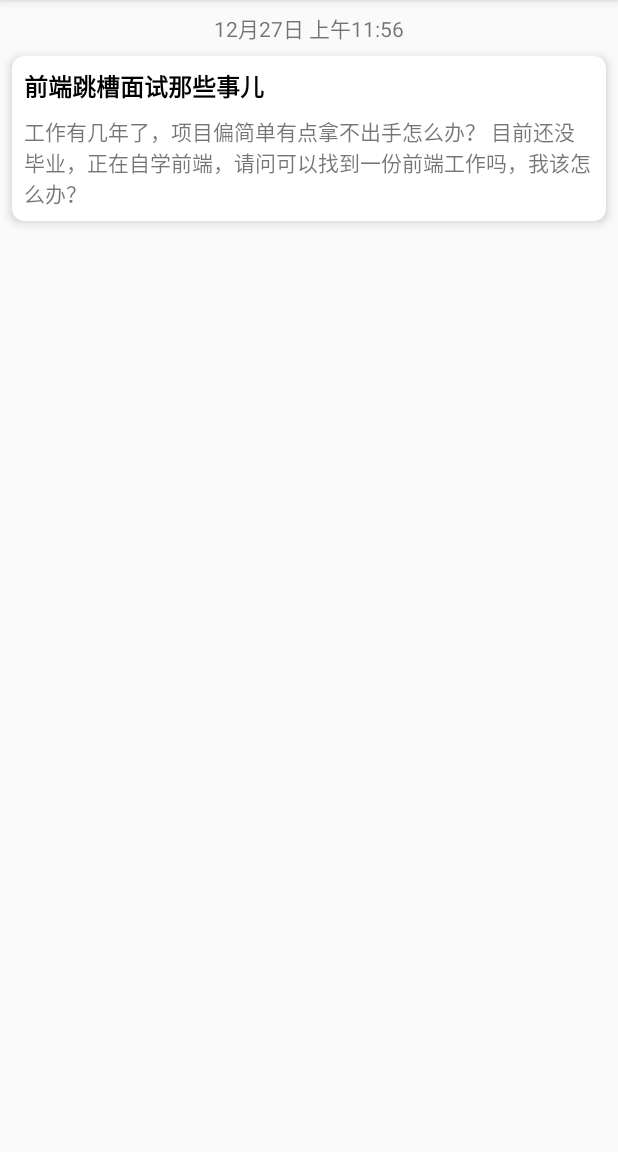
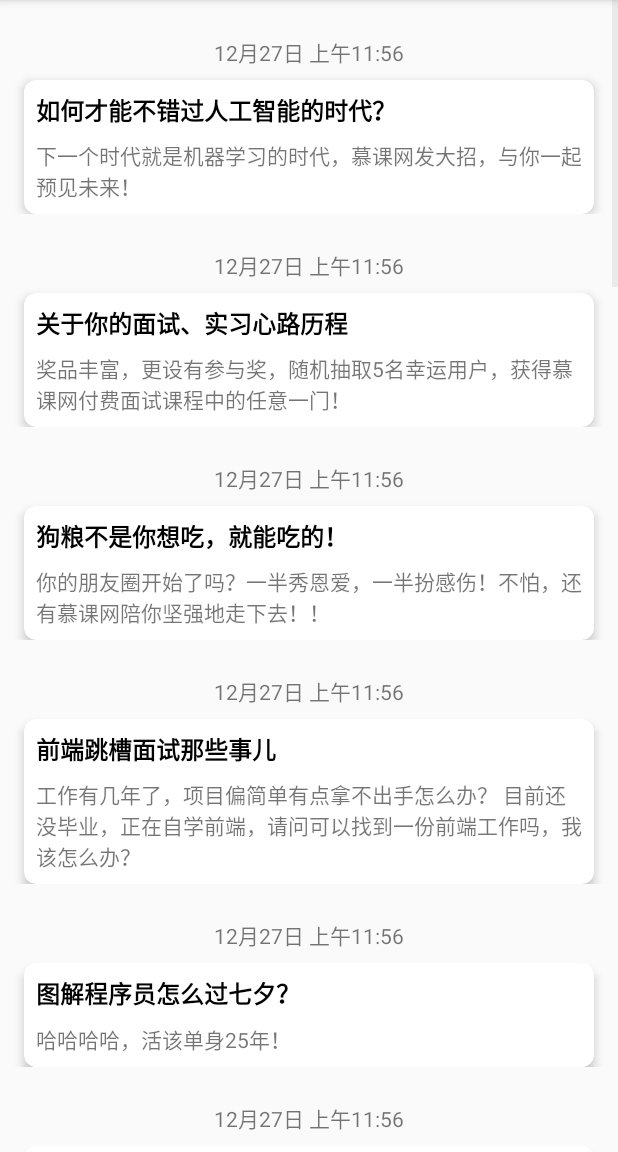
Before and after one commit to cnmozzie/QPush-android-client, an Android app: the DialogActivity screen opened directly, with no data from a screen before it, on a phone screen of 412 x 824 dp, the part 84-1236 px from its top. Run offline under Robolectric (Android 15) with nearby library versions, the light colour scheme and no system bars.

Commit message:
Add message list

```diff
--- a/app/src/main/java/halfdayman/qpush/DialogActivity.java
+++ b/app/src/main/java/halfdayman/qpush/DialogActivity.java
@@ -5,8 +5,16 @@ import androidx.appcompat.widget.Toolbar;
 
 import android.os.Bundle;
 import android.view.View;
+import android.widget.ListView;
+
+import java.util.ArrayList;
+import java.util.List;
 
 public class DialogActivity extends AppCompatActivity {
+
+    private ListView mMsgList;
+    private List<Message> mDatas = new ArrayList<>();
+    private MessageAdapter mAdapter;
 
     @Override
     protected void onCreate(Bundle savedInstanceState) {
@@ -22,5 +30,47 @@ public class DialogActivity extends AppCompatActivity {
                 finish();
             }
         });
+
+
+        initMessages();
+        mAdapter=new MessageAdapter(this,mDatas);
+
+        mMsgList = findViewById(R.id.message_list);
+        mMsgList.setAdapter(mAdapter);
+    }
+
+    // 初始化数据
+    private void initMessages() {
+        for(int i=0;i<5;i++){
+            Message message = new Message(1+i*5,
+                    "12月27日 上午11:56",
+                    "如何才能不错过人工智能的时代？",
+                    "下一个时代就是机器学习的时代，慕课网发大招，与你一起预见未来！");
+            mDatas.add(message);
+
+            message = new Message(2+i*5,
+                    "12月27日 上午11:56",
+                    "关于你的面试、实习心路历程",
+                    "奖品丰富，更设有参与奖，随机抽取5名幸运用户，获得慕课网付费面试课程中的任意一门！");
+            mDatas.add(message);
+
+            message = new Message(3+i*5,
+                    "12月27日 上午11:56",
+                    "狗粮不是你想吃，就能吃的！",
+                    "你的朋友圈开始了吗？一半秀恩爱，一半扮感伤！不怕，还有慕课网陪你坚强地走下去！！");
+            mDatas.add(message);
+
+            message = new Message(4+i*5,
+                    "12月27日 上午11:56",
+                    "前端跳槽面试那些事儿",
+                    "工作有几年了，项目偏简单有点拿不出手怎么办？ 目前还没毕业，正在自学前端，请问可以找到一份前端工作吗，我该怎么办？");
+            mDatas.add(message);
+
+            message = new Message(5+i*5,
+                    "12月27日 上午11:56",
+                    "图解程序员怎么过七夕？",
+                    "哈哈哈哈，活该单身25年！");
+            mDatas.add(message);
+        }
     }
 }
--- a/app/src/main/java/halfdayman/qpush/DialogAdapter.java
+++ b/app/src/main/java/halfdayman/qpush/DialogAdapter.java
@@ -15,10 +15,10 @@ import java.util.List;
  */
 public class DialogAdapter extends ArrayAdapter<Dialog> {
 
-    int resourceId=R.layout.list_item;
+    int resourceId=R.layout.dialog_item;
 
     public DialogAdapter(List<Dialog> datas, Context mContext) {
-        super(mContext, R.layout.list_item, datas);
+        super(mContext, R.layout.dialog_item, datas);
     }
 
     // convertView 参数用于将之前加载好的布局进行缓存
--- a/app/src/main/java/halfdayman/qpush/MainActivity.java
+++ b/app/src/main/java/halfdayman/qpush/MainActivity.java
@@ -34,7 +34,7 @@ public class MainActivity extends AppCompatActivity {
         DialogAdapter adapter=new DialogAdapter(dialogList,MainActivity.this);
 
         // 将适配器上的数据传递给listView
-        ListView listView=findViewById(R.id.dialog_list);
+        ListView listView=findViewById(R.id.message_list);
         listView.setAdapter(adapter);
 
         // 为ListView注册一个监听器，当用户点击了ListView中的任何一个子项时，就会回调onItemClick()方法
--- /dev/null
+++ b/app/src/main/java/halfdayman/qpush/Message.java
@@ -0,0 +1,50 @@
+package halfdayman.qpush;
+
+public class Message {
+
+    private int id;//在整个布局里算第几个Message
+    private String time;//标题
+    private String title;//标题
+    private String  content;//内容
+
+    //有参构造函数
+    public Message(int id, String time, String title, String content) {
+        this.id = id;
+        this.time = time;
+        this.title = title;
+        this.content = content;
+    }
+
+    //Getter and Setter
+    public int getId() {
+        return id;
+    }
+
+    public void setId(int id) {
+        this.id = id;
+    }
+
+    public String getTime() {
+        return time;
+    }
+
+    public void setTime(String title) {
+        this.title = time;
+    }
+
+    public String getTitle() {
+        return title;
+    }
+
+    public void setTitle(String title) {
+        this.title = title;
+    }
+
+    public String getContent() {
+        return content;
+    }
+
+    public void setContent(String content) {
+        this.content = content;
+    }
+}
--- /dev/null
+++ b/app/src/main/java/halfdayman/qpush/MessageAdapter.java
@@ -0,0 +1,83 @@
+package halfdayman.qpush;
+
+import android.content.Context;
+import android.view.LayoutInflater;
+import android.view.View;
+import android.view.ViewGroup;
+import android.widget.BaseAdapter;
+import android.widget.TextView;
+
+import java.util.List;
+
+public class MessageAdapter extends BaseAdapter {
+
+    private LayoutInflater mInflater;
+    private List<Message> mDatas;
+
+    /**
+     * 构造方法
+     */
+    public MessageAdapter(Context context, List<Message> datas) {
+        mInflater = LayoutInflater.from(context);
+        mDatas = datas;
+    }
+
+
+    @Override
+    public int getCount() {
+        return mDatas.size();
+    }
+
+    @Override
+    public Object getItem(int position) {
+        return mDatas.get(position);
+    }
+
+    @Override
+    public long getItemId(int position) {
+        return position;
+    }
+
+    @Override
+    public View getView(int position, View convertView, ViewGroup parent) {
+
+        ViewHolder viewHolder = null;
+
+        if (convertView == null){
+            convertView=mInflater.inflate(R.layout.message_item,parent,false);
+            viewHolder=new ViewHolder();
+
+            /**
+             * 获取子布局中三个控件：ImageView TextView TextView
+             */
+            viewHolder.mTvTime=convertView.findViewById(R.id.date_time);
+            viewHolder.mTvTitle=convertView.findViewById(R.id.textview_title);
+            viewHolder.mTvContent=convertView.findViewById(R.id.textview_content);
+
+            convertView.setTag(viewHolder);
+        }
+
+        else {
+
+            viewHolder= (ViewHolder) convertView.getTag();
+        }
+
+        Message message=mDatas.get(position);
+        viewHolder.mTvTime.setText(message.getTime());
+        viewHolder.mTvTitle.setText(message.getTitle());
+        viewHolder.mTvContent.setText(message.getContent());
+
+        return convertView;
+    }
+
+    /**
+     * 内部类：可省去findViewById的时间
+     */
+    public static class ViewHolder {
+
+        TextView mTvTime;
+        TextView mTvTitle;
+        TextView mTvContent;
+
+    }
+}
--- a/app/src/main/res/layout/activity_dialog.xml
+++ b/app/src/main/res/layout/activity_dialog.xml
@@ -18,59 +18,13 @@
         app:layout_constraintTop_toTopOf="parent"
         app:title="QPush"/>
 
-    <TextView
-        android:id="@+id/textView"
-        android:layout_width="wrap_content"
+    <ListView
+        android:id="@+id/message_list"
+        android:layout_width="match_parent"
         android:layout_height="wrap_content"
-        android:layout_marginStart="8dp"
-        android:layout_marginLeft="8dp"
-        android:layout_marginTop="8dp"
-        android:layout_marginEnd="8dp"
-        android:layout_marginRight="8dp"
-        android:text="12月27日 上午11:56"
+        android:divider="#00000000"
         app:layout_constraintEnd_toEndOf="parent"
         app:layout_constraintStart_toStartOf="parent"
-        app:layout_constraintTop_toBottomOf="@+id/my_toolbar" />
-
-    <androidx.cardview.widget.CardView
-        android:layout_width="match_parent"
-        android:layout_height="wrap_content"
-        android:layout_marginStart="8dp"
-        android:layout_marginLeft="8dp"
-        android:layout_marginTop="8dp"
-        android:layout_marginEnd="8dp"
-        android:layout_marginRight="8dp"
-        app:cardCornerRadius="8dp"
-        app:cardElevation="4dp"
-        app:layout_constraintEnd_toEndOf="parent"
-        app:layout_constraintStart_toStartOf="parent"
-        app:layout_constraintTop_toBottomOf="@+id/textView">
-
-        <LinearLayout
-            android:layout_width="match_parent"
-            android:layout_height="wrap_content"
-            android:orientation="vertical">
-
-            <TextView
-                android:id="@+id/textview_title"
-                android:layout_width="match_parent"
-                android:layout_height="wrap_content"
-                android:layout_margin="8dp"
-                android:text="前端跳槽面试那些事儿"
-                android:textColor="#000000"
-                android:textSize="16sp"
-                android:textStyle="bold" />
-
-            <TextView
-                android:layout_width="match_parent"
-                android:layout_height="wrap_content"
-                android:layout_marginLeft="8dp"
-                android:layout_marginRight="8dp"
-                android:layout_marginBottom="8dp"
-                android:text="工作有几年了，项目偏简单有点拿不出手怎么办？ 目前还没毕业，正在自学前端，请问可以找到一份前端工作吗，我该怎么办？" />
-
-        </LinearLayout>
-
-    </androidx.cardview.widget.CardView>
+        app:layout_constraintTop_toBottomOf="@+id/my_toolbar"></ListView>
 
 </androidx.constraintlayout.widget.ConstraintLayout>
--- a/app/src/main/res/layout/activity_main.xml
+++ b/app/src/main/res/layout/activity_main.xml
@@ -19,7 +19,7 @@
         app:popupTheme="@style/ToolbarPopupTheme" />
 
     <ListView
-        android:id="@+id/dialog_list"
+        android:id="@+id/message_list"
         android:layout_width="match_parent"
         android:layout_height="wrap_content"
         app:layout_constraintEnd_toEndOf="parent"
--- a/app/src/main/res/layout/list_item.xml
+++ b/app/src/main/res/layout/dialog_item.xml
@@ -7,8 +7,8 @@
 
     <ImageView
         android:id="@+id/image1"
-        android:layout_width="64dp"
-        android:layout_height="64dp"
+        android:layout_width="72dp"
+        android:layout_height="72dp"
         android:layout_margin="8dp"
         android:layout_marginStart="8dp"
         android:layout_marginLeft="8dp"
@@ -22,7 +22,7 @@
     <LinearLayout
         android:id="@+id/dialog_text"
         android:layout_width="0dp"
-        android:layout_height="64dp"
+        android:layout_height="72dp"
         android:layout_marginStart="8dp"
         android:layout_marginLeft="8dp"
         android:layout_marginTop="8dp"
@@ -38,7 +38,7 @@
             android:id="@+id/text1"
             android:layout_width="wrap_content"
             android:layout_height="wrap_content"
-            android:layout_marginTop="8dp"
+            android:layout_marginTop="10dp"
             android:textSize="18sp"
             tools:text="标题" />
 
@@ -47,7 +47,7 @@
             android:layout_width="wrap_content"
             android:layout_height="wrap_content"
             android:layout_marginTop="4dp"
-            android:textSize="14sp"
+            android:textSize="16sp"
             tools:text="这里是内容" />
     </LinearLayout>
 
--- /dev/null
+++ b/app/src/main/res/layout/message_item.xml
@@ -0,0 +1,64 @@
+<?xml version="1.0" encoding="utf-8"?>
+<androidx.constraintlayout.widget.ConstraintLayout xmlns:android="http://schemas.android.com/apk/res/android"
+    xmlns:app="http://schemas.android.com/apk/res-auto"
+    xmlns:tools="http://schemas.android.com/tools"
+    android:layout_width="match_parent"
+    android:layout_height="match_parent">
+
+    <TextView
+        android:id="@+id/date_time"
+        android:layout_width="wrap_content"
+        android:layout_height="wrap_content"
+        android:layout_marginStart="16dp"
+        android:layout_marginLeft="16dp"
+        android:layout_marginTop="24dp"
+        android:layout_marginEnd="16dp"
+        android:layout_marginRight="16dp"
+        app:layout_constraintEnd_toEndOf="parent"
+        app:layout_constraintStart_toStartOf="parent"
+        app:layout_constraintTop_toTopOf="parent"
+        tools:text="12月27日 上午11:56" />
+
+    <androidx.cardview.widget.CardView
+        android:layout_width="match_parent"
+        android:layout_height="wrap_content"
+        android:layout_marginStart="16dp"
+        android:layout_marginLeft="16dp"
+        android:layout_marginTop="8dp"
+        android:layout_marginEnd="16dp"
+        android:layout_marginRight="16dp"
+        app:cardCornerRadius="8dp"
+        app:cardElevation="4dp"
+        app:layout_constraintEnd_toEndOf="parent"
+        app:layout_constraintStart_toStartOf="parent"
+        app:layout_constraintTop_toBottomOf="@+id/date_time">
+
+        <LinearLayout
+            android:layout_width="match_parent"
+            android:layout_height="wrap_content"
+            android:orientation="vertical">
+
+            <TextView
+                android:id="@+id/textview_title"
+                android:layout_width="match_parent"
+                android:layout_height="wrap_content"
+                android:layout_margin="8dp"
+                android:textColor="#000000"
+                android:textSize="16sp"
+                android:textStyle="bold"
+                tools:text="前端跳槽面试那些事儿" />
+
+            <TextView
+                android:id="@+id/textview_content"
+                android:layout_width="match_parent"
+                android:layout_height="wrap_content"
+                android:layout_marginLeft="8dp"
+                android:layout_marginRight="8dp"
+                android:layout_marginBottom="8dp"
+                tools:text="工作有几年了，项目偏简单有点拿不出手怎么办？ 目前还没毕业，正在自学前端，请问可以找到一份前端工作吗，我该怎么办？" />
+
+        </LinearLayout>
+
+    </androidx.cardview.widget.CardView>
+
+</androidx.constraintlayout.widget.ConstraintLayout>
```
